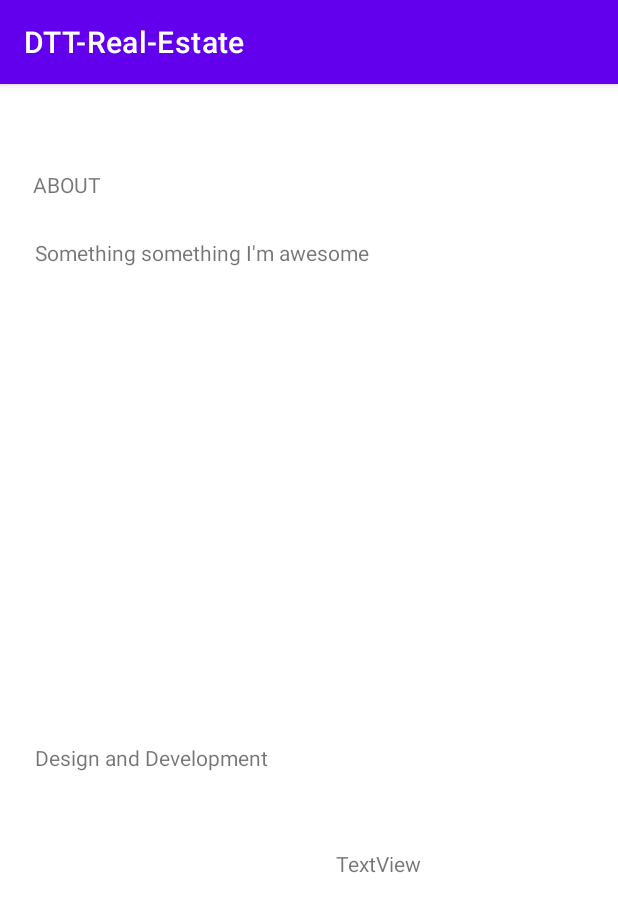
After one commit to seananto/DTT-Real-Estate, an Android app: the AboutPageActivity screen opened directly, with no data from a screen before it, on a phone screen of 412 x 824 dp. The commit adds this screen. Shown: the top 912 px of the screen. Run offline under Robolectric (Android 15) with nearby library versions, the phone set to English and light mode, and no system bars.

Commit message:
Added an about page activity and made a simple design

```diff
--- a/src/main/AndroidManifest.xml
+++ b/src/main/AndroidManifest.xml
@@ -2,7 +2,8 @@
 <manifest xmlns:android="http://schemas.android.com/apk/res/android"
     xmlns:tools="http://schemas.android.com/tools"
     package="com.example.dtt_real_estate">
-    <uses-permission android:name="android.permission.INTERNET"/>
+
+    <uses-permission android:name="android.permission.INTERNET" />
 
     <application
         android:allowBackup="true"
@@ -14,10 +15,12 @@
         android:supportsRtl="true"
         android:theme="@style/Theme.DTTRealEstate"
         tools:targetApi="31">
-        <activity android:name=".OverviewActivity"></activity>
+        <activity
+            android:name=".AboutPageActivity"
+            android:exported="false" />
+        <activity android:name=".OverviewActivity" />
         <activity
             android:name=".SplashScreenActivity"
-
             android:exported="true">
             <intent-filter>
                 <action android:name="android.intent.action.MAIN" />
--- /dev/null
+++ b/src/main/java/com/example/dtt_real_estate/AboutPageActivity.java
@@ -0,0 +1,17 @@
+package com.example.dtt_real_estate;
+
+import androidx.appcompat.app.AppCompatActivity;
+
+import android.os.Bundle;
+
+public class AboutPageActivity extends AppCompatActivity {
+
+    @Override
+    protected void onCreate(Bundle savedInstanceState) {
+        super.onCreate(savedInstanceState);
+        setContentView(R.layout.activity_about_page);
+
+        // design the about page
+
+    }
+}
--- /dev/null
+++ b/src/main/res/layout/activity_about_page.xml
@@ -0,0 +1,67 @@
+<?xml version="1.0" encoding="utf-8"?>
+<androidx.constraintlayout.widget.ConstraintLayout xmlns:android="http://schemas.android.com/apk/res/android"
+    xmlns:app="http://schemas.android.com/apk/res-auto"
+    xmlns:tools="http://schemas.android.com/tools"
+    android:layout_width="match_parent"
+    android:layout_height="match_parent"
+    tools:context=".AboutPageActivity">
+
+    <TextView
+        android:id="@+id/textViewTitle"
+        android:layout_width="365dp"
+        android:layout_height="294dp"
+        android:text="Something something I'm awesome"
+        app:layout_constraintBottom_toBottomOf="parent"
+        app:layout_constraintEnd_toEndOf="parent"
+        app:layout_constraintStart_toStartOf="parent"
+        app:layout_constraintTop_toTopOf="parent"
+        app:layout_constraintVertical_bias="0.217" />
+
+    <TextView
+        android:id="@+id/textViewDescription"
+        android:layout_width="wrap_content"
+        android:layout_height="wrap_content"
+        android:text="ABOUT"
+        app:layout_constraintBottom_toBottomOf="parent"
+        app:layout_constraintEnd_toEndOf="parent"
+        app:layout_constraintHorizontal_bias="0.06"
+        app:layout_constraintStart_toStartOf="parent"
+        app:layout_constraintTop_toTopOf="parent"
+        app:layout_constraintVertical_bias="0.077" />
+
+    <TextView
+        android:id="@+id/textView3"
+        android:layout_width="273dp"
+        android:layout_height="28dp"
+        android:text="Design and Development"
+        app:layout_constraintBottom_toBottomOf="parent"
+        app:layout_constraintEnd_toEndOf="parent"
+        app:layout_constraintHorizontal_bias="0.166"
+        app:layout_constraintStart_toStartOf="parent"
+        app:layout_constraintTop_toTopOf="parent"
+        app:layout_constraintVertical_bias="0.594" />
+
+    <ImageView
+        android:id="@+id/imageView"
+        android:layout_width="wrap_content"
+        android:layout_height="wrap_content"
+        app:layout_constraintBottom_toBottomOf="parent"
+        app:layout_constraintEnd_toEndOf="parent"
+        app:layout_constraintHorizontal_bias="0.081"
+        app:layout_constraintStart_toStartOf="parent"
+        app:layout_constraintTop_toTopOf="parent"
+        app:layout_constraintVertical_bias="0.781"
+        tools:srcCompat="@tools:sample/avatars" />
+
+    <TextView
+        android:id="@+id/textView4"
+        android:layout_width="wrap_content"
+        android:layout_height="wrap_content"
+        android:text="TextView"
+        app:layout_constraintBottom_toBottomOf="parent"
+        app:layout_constraintEnd_toEndOf="parent"
+        app:layout_constraintHorizontal_bias="0.631"
+        app:layout_constraintStart_toStartOf="parent"
+        app:layout_constraintTop_toTopOf="parent"
+        app:layout_constraintVertical_bias="0.681" />
+</androidx.constraintlayout.widget.ConstraintLayout>
--- a/src/main/res/layout/activity_overview.xml
+++ b/src/main/res/layout/activity_overview.xml
@@ -10,7 +10,7 @@
         android:id="@+id/tv_hello_world"
         android:layout_width="wrap_content"
         android:layout_height="wrap_content"
-        android:text="Hello World!"
+        android:text="Retrieving overview data...please wait a moment"
         app:layout_constraintBottom_toBottomOf="parent"
         app:layout_constraintEnd_toEndOf="parent"
         app:layout_constraintStart_toStartOf="parent"
--- a/src/main/res/layout/activity_splash_screen.xml
+++ b/src/main/res/layout/activity_splash_screen.xml
@@ -11,6 +11,7 @@
 
 
     <ImageView
+        android:scaleType="centerCrop"
         android:id="@+id/iv_splash_screen"
         android:layout_width="wrap_content"
         android:layout_height="wrap_content"
```
Also changed, not shown: src/main/res/drawable/splash_screen.jpeg (added), src/main/res/drawable/splash_screen.png (deleted).
